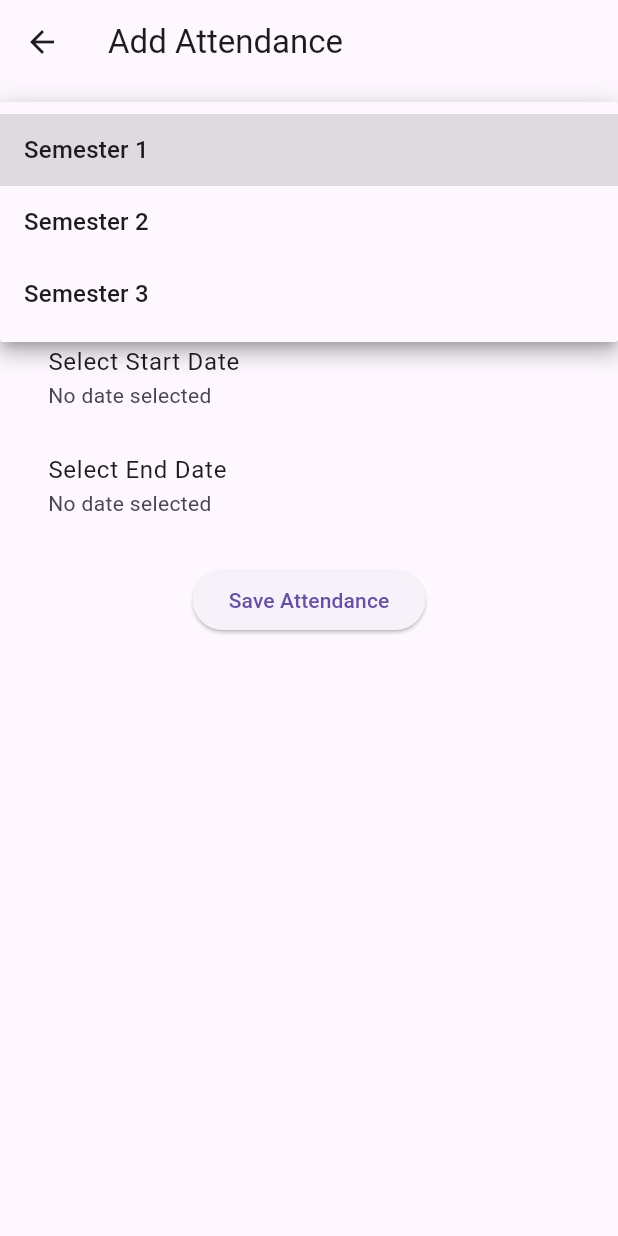
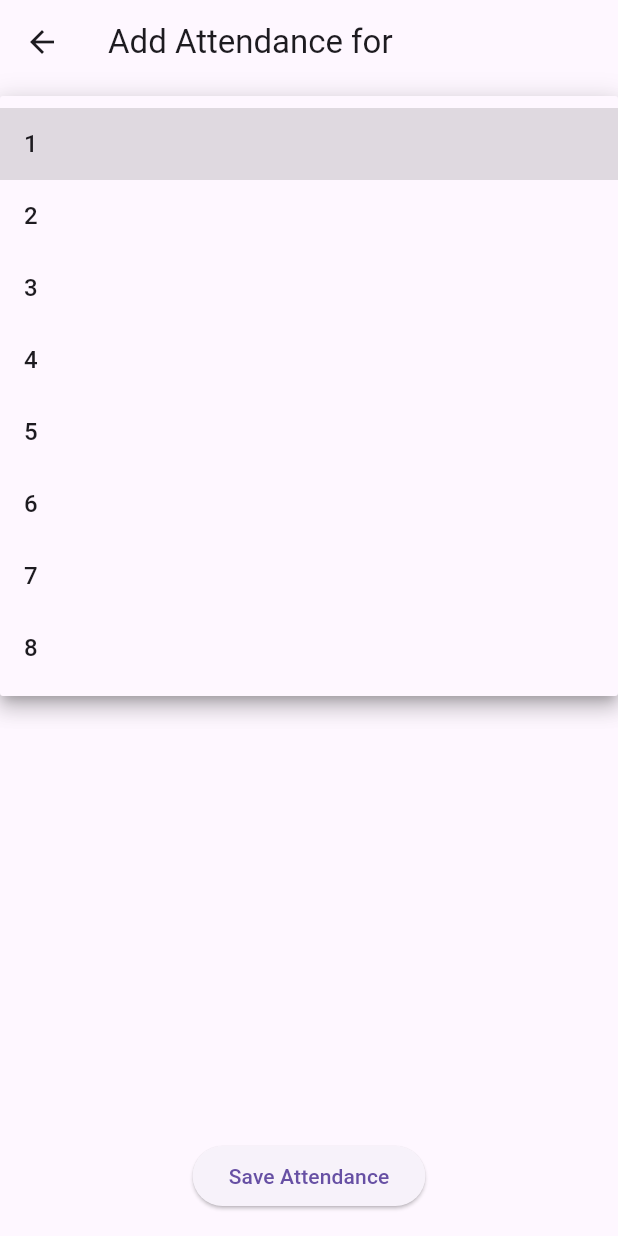
Before and after one commit to Nesarahmadmorady1379/Attendanceapp_by_flutter, a Flutter app: the AddAttendancePage screen opened directly with empty values, after a tap on "Select Semester", on a phone screen of 412 x 824 dp. Run offline on Flutter 3.47's test engine with Material 3 defaults, Android fonts, the phone set to English and light mode, and no system bars; our stand-ins replace csv, file_picker, shared_preferences; accounts and stored records are empty.

Commit message:
applying taking attendace

```diff
--- a/lib/Screens/AttendanceFolder/Add_Attendance_Screen.dart
+++ b/lib/Screens/AttendanceFolder/Add_Attendance_Screen.dart
@@ -5,7 +5,7 @@ import 'package:intl/intl.dart';
 import 'package:shared_preferences/shared_preferences.dart';
 
 class AddAttendancePage extends StatefulWidget {
-  final String departmentName;
+  final String departmentName; // New parameter for department name
 
   const AddAttendancePage({Key? key, required this.departmentName})
       : super(key: key);
@@ -15,126 +15,75 @@ class AddAttendancePage extends StatefulWidget {
 }
 
 class _AddAttendancePageState extends State<AddAttendancePage> {
+  String? selectedDepartment;
   String? selectedSemester;
   String? selectedSubject;
   DateTime? startDate;
   DateTime? endDate;
-  List<Map<String, dynamic>> filteredStudents = [];
 
-  final List<String> semesters = [
-    'Semester 1',
-    'Semester 2',
-    'Semester 3'
-  ]; // Example semesters
-  final List<String> subjects = [
-    'Math',
-    'Physics',
-    'Chemistry'
-  ]; // Example subjects
+  List<String> semesters = ['1', '2', '3', '4', '5', '6', '7', '8'];
+  List<String> subjects = [];
+  List<Map<String, String>> allStudents = [];
+  List<Map<String, String>> filteredStudents = [];
 
   @override
-  Widget build(BuildContext context) {
-    return Scaffold(
-      appBar: AppBar(
-        title: Text('Add Attendance'),
-      ),
-      body: Padding(
-        padding: const EdgeInsets.all(16.0),
-        child: Column(
-          children: [
-            DropdownButtonFormField<String>(
-              value: selectedSemester,
-              items: semesters.map((String semester) {
-                return DropdownMenuItem<String>(
-                  value: semester,
-                  child: Text(semester),
-                );
-              }).toList(),
-              onChanged: (value) {
+  void initState() {
+    super.initState();
+    _loadData();
+  }
+
+  // Load department, subjects, and students from SharedPreferences
+  void _loadData() async {
+    SharedPreferences prefs = await SharedPreferences.getInstance();
+
     setState(() {
-                  selectedSemester = value;
-                });
-              },
-              decoration: InputDecoration(labelText: 'Select Semester'),
-            ),
-            SizedBox(height: 16),
-            DropdownButtonFormField<String>(
-              value: selectedSubject,
-              items: subjects.map((String subject) {
-                return DropdownMenuItem<String>(
-                  value: subject,
-                  child: Text(subject),
-                );
-              }).toList(),
-              onChanged: (value) {
-                setState(() {
-                  selectedSubject = value;
-                });
-              },
-              decoration: InputDecoration(labelText: 'Select Subject'),
-            ),
-            SizedBox(height: 16),
-            ListTile(
-              title: Text('Select Start Date'),
-              subtitle: Text(startDate != null
-                  ? DateFormat.yMMMd().format(startDate!)
-                  : 'No date selected'),
-              onTap: () async {
-                DateTime? pickedDate = await showDatePicker(
-                  context: context,
-                  initialDate: startDate ?? DateTime.now(),
-                  firstDate: DateTime(2000),
-                  lastDate: DateTime(2101),
-                );
-                if (pickedDate != null) {
-                  setState(() {
-                    startDate = pickedDate;
+      selectedDepartment =
+          widget.departmentName; // Use the passed department name
+
+      // Load subjects for the specific department
+      String? subjectsString = prefs.getString('subjects_$selectedDepartment');
+      if (subjectsString != null) {
+        List<dynamic> decodedList = json.decode(subjectsString);
+        subjects = decodedList.map<String>((item) {
+          return item['name'];
+        }).toList();
+      }
+
+      // Load students for the specific department
+      String? studentsString = prefs.getString('students_$selectedDepartment');
+      if (studentsString != null) {
+        List<dynamic> decodedList = json.decode(studentsString);
+        allStudents = decodedList.map<Map<String, String>>((item) {
+          return Map<String, String>.from(item);
+        }).toList();
+      }
     });
   }
-              },
-            ),
-            ListTile(
-              title: Text('Select End Date'),
-              subtitle: Text(endDate != null
-                  ? DateFormat.yMMMd().format(endDate!)
-                  : 'No date selected'),
-              onTap: () async {
-                DateTime? pickedDate = await showDatePicker(
-                  context: context,
-                  initialDate: endDate ?? DateTime.now(),
-                  firstDate: DateTime(2000),
-                  lastDate: DateTime(2101),
-                );
-                if (pickedDate != null) {
+
+  // Filter students based on selected semester
+  void _filterStudents() {
     setState(() {
-                    endDate = pickedDate;
+      filteredStudents = allStudents.where((student) {
+        return student['semester'] == selectedSemester;
+      }).toList();
     });
   }
-              },
-            ),
-            SizedBox(height: 16),
-            ElevatedButton(
-              onPressed: () {
-                if (selectedSemester != null &&
-                    selectedSubject != null &&
-                    startDate != null &&
-                    endDate != null) {
-                  _saveAttendance();
-                } else {
+
+  // Save attendance for the filtered students to SharedPreferences
+  void _saveAttendance() async {
+    if (selectedSemester == null ||
+        selectedSubject == null ||
+        startDate == null ||
+        endDate == null) {
+      // If any required field is missing, show an error
       ScaffoldMessenger.of(context).showSnackBar(
-                    SnackBar(content: Text('Please fill all fields')),
-                  );
-                }
-              },
-              child: Text('Save Attendance'),
-            ),
-          ],
-        ),
+        SnackBar(
+          content: Text('All fields (semester, subject, dates) are required'),
         ),
       );
+      return;
     }
 
-  void _saveAttendance() async {
     SharedPreferences prefs = await SharedPreferences.getInstance();
     String key =
         'attendance_${widget.departmentName}'; // department-specific key
@@ -150,7 +99,7 @@ class _AddAttendancePageState extends State<AddAttendancePage> {
       'department': widget.departmentName,
       'semester': selectedSemester,
       'subject': selectedSubject,
-      'students': filteredStudents, // Assuming you have a way to add students
+      'students': filteredStudents,
       'startDate': startDate!.toIso8601String(),
       'endDate': endDate!.toIso8601String(),
     };
@@ -165,4 +114,122 @@ class _AddAttendancePageState extends State<AddAttendancePage> {
     Navigator.pop(
         context, newAttendance); // Return the newly created attendance
   }
+
+  // Function to pick start date
+  void _pickStartDate() async {
+    DateTime? date = await showDatePicker(
+      context: context,
+      initialDate: DateTime.now(),
+      firstDate: DateTime(2000),
+      lastDate: DateTime(2100),
+    );
+    if (date != null) {
+      setState(() {
+        startDate = date;
+      });
     }
+  }
+
+  // Function to pick end date
+  void _pickEndDate() async {
+    DateTime? date = await showDatePicker(
+      context: context,
+      initialDate: DateTime.now(),
+      firstDate: DateTime(2000),
+      lastDate: DateTime(2100),
+    );
+    if (date != null) {
+      setState(() {
+        endDate = date;
+      });
+    }
+  }
+
+  @override
+  Widget build(BuildContext context) {
+    return Scaffold(
+      appBar: AppBar(
+        title: Text('Add Attendance for ${widget.departmentName}'),
+      ),
+      body: Padding(
+        padding: const EdgeInsets.all(16.0),
+        child: Column(
+          children: [
+            // Dropdown for semester selection
+            DropdownButtonFormField<String>(
+              value: selectedSemester,
+              hint: Text('Select Semester'),
+              items: semesters.map((sem) {
+                return DropdownMenuItem(value: sem, child: Text(sem));
+              }).toList(),
+              onChanged: (value) {
+                setState(() {
+                  selectedSemester = value;
+                  _filterStudents(); // Filter students when semester changes
+                });
+              },
+            ),
+            SizedBox(height: 10),
+
+            // Dropdown for subject selection
+            DropdownButtonFormField<String>(
+              value: selectedSubject,
+              hint: Text('Select Subject'),
+              items: subjects.map((subj) {
+                return DropdownMenuItem(value: subj, child: Text(subj));
+              }).toList(),
+              onChanged: (value) {
+                setState(() {
+                  selectedSubject = value;
+                });
+              },
+            ),
+            SizedBox(height: 10),
+
+            // Date pickers for start and end date
+            Row(
+              mainAxisAlignment: MainAxisAlignment.center,
+              children: [
+                ElevatedButton(
+                  onPressed: _pickStartDate,
+                  child: Text(startDate == null
+                      ? 'Select Start Date'
+                      : DateFormat('yyyy-MM-dd')
+                          .format(startDate!)), // Format the date here
+                ),
+                SizedBox(width: 10),
+                ElevatedButton(
+                  onPressed: _pickEndDate,
+                  child: Text(endDate == null
+                      ? 'Select End Date'
+                      : DateFormat('yyyy-MM-dd').format(endDate!)),
+                ),
+              ],
+            ),
+            SizedBox(height: 10),
+
+            // Display filtered students based on the selected semester
+            Expanded(
+              child: ListView.builder(
+                itemCount: filteredStudents.length,
+                itemBuilder: (context, index) {
+                  var student = filteredStudents[index];
+                  return ListTile(
+                    title: Text(student['name']!),
+                    subtitle: Text('ID: ${student['id']}'),
+                  );
+                },
+              ),
+            ),
+
+            // Save attendance button
+            ElevatedButton(
+              onPressed: _saveAttendance,
+              child: Text('Save Attendance'),
+            ),
+          ],
+        ),
+      ),
+    );
+  }
+}
--- a/lib/Screens/AttendanceFolder/Attendance_Screen.dart
+++ b/lib/Screens/AttendanceFolder/Attendance_Screen.dart
@@ -130,7 +130,6 @@ class _AttendanceOverviewPageState extends State<Attendancepage> {
               trailing: Row(
                 mainAxisSize: MainAxisSize.min,
                 children: [
-                  // Format the start and end dates using the intl package
                   Text(
                     DateFormat.yMd()
                         .format(DateTime.parse(attendance['startDate'])),
```
Also changed, not shown: lib/Screens/AttendanceFolder/Take_Attendance_Screen.dart (+45 -22 lines), lib/Screens/AttendanceFolder/View_Attendance_Screen.dart (+50 -20 lines). Lines whose indentation alone changed are shown as unchanged.
